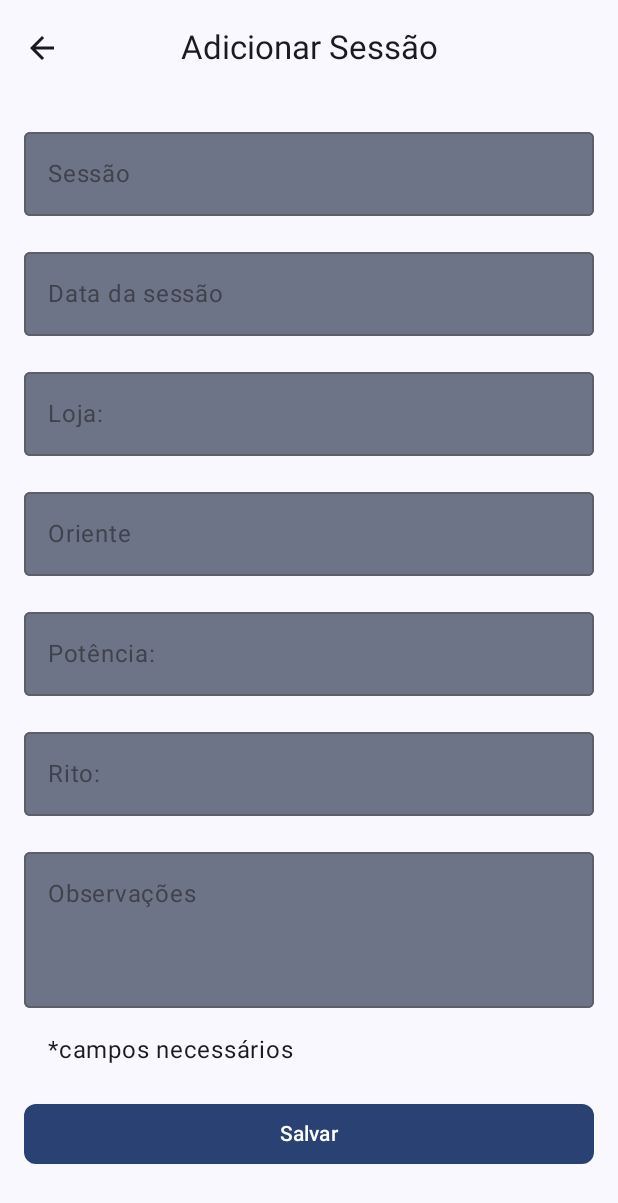
After one commit to Ladeia/CadernetaMaconica, an Android app built with Jetpack Compose: the SessionEntryScreen screen opened through its navigation route, on a phone screen of 412 x 824 dp. The commit adds this screen. Shown: the top 1203 px of the screen. Run offline under Robolectric (Android 15) with nearby library versions, the phone set to English and light mode, and no system bars.

Commit message:
adicionando página de inserção de sessão e navegação

```diff
--- a/app/src/main/java/com/antonioladeia/cadernetamaconica/ui/home/HomeScreen.kt
+++ b/app/src/main/java/com/antonioladeia/cadernetamaconica/ui/home/HomeScreen.kt
@@ -54,7 +54,7 @@ object HomeDestination : NavigationDestination {
 @OptIn(ExperimentalMaterial3Api::class)
 @Composable
 fun HomeScreen(
-//    navigateToItemEntry: () -> Unit,
+    navigateToItemEntry: () -> Unit,
 //    navigateToItemUpdate: (Int) -> Unit,
     modifier: Modifier = Modifier
 ) {
@@ -71,7 +71,7 @@ fun HomeScreen(
         },
         floatingActionButton = {
             FloatingActionButton(
-                onClick = { },
+                onClick = navigateToItemEntry,
                 shape = MaterialTheme.shapes.medium,
                 modifier = Modifier
                     .padding(
--- a/app/src/main/java/com/antonioladeia/cadernetamaconica/ui/navigation/CadernetaNavGraph.kt
+++ b/app/src/main/java/com/antonioladeia/cadernetamaconica/ui/navigation/CadernetaNavGraph.kt
@@ -9,6 +9,8 @@ import androidx.navigation.compose.composable
 import androidx.navigation.navArgument
 import com.antonioladeia.cadernetamaconica.ui.home.HomeDestination
 import com.antonioladeia.cadernetamaconica.ui.home.HomeScreen
+import com.antonioladeia.cadernetamaconica.ui.session.SessionEntryDestination
+import com.antonioladeia.cadernetamaconica.ui.session.SessionEntryScreen
 
 @Composable
 fun CadernetaNavHost(
@@ -22,18 +24,18 @@ fun CadernetaNavHost(
     ) {
         composable(route = HomeDestination.route) {
             HomeScreen(
-//                navigateToItemEntry = { navController.navigate(SessionEntryDestination.route) },
+                navigateToItemEntry = { navController.navigate(SessionEntryDestination.route) },
 //                navigateToItemUpdate = {
 //                    navController.navigate("${SessionDetailsDestination.route}/${it}")
 //                }
             )
         }
-//        composable(route = SessionEntryDestination.route) {
-//            ItemEntryScreen(
-//                navigateBack = { navController.popBackStack() },
-//                onNavigateUp = { navController.navigateUp() }
-//            )
-//        }
+        composable(route = SessionEntryDestination.route) {
+            SessionEntryScreen(
+                navigateBack = { navController.popBackStack() },
+                onNavigateUp = { navController.navigateUp() }
+            )
+        }
 //        composable(
 //            route = SessionDetailsDestination.routeWithArgs,
 //            arguments = listOf(navArgument(SessionDetailsDestination.itemIdArg) {
--- /dev/null
+++ b/app/src/main/java/com/antonioladeia/cadernetamaconica/ui/session/SessionEntryScreen.kt
@@ -0,0 +1,251 @@
+/*
+ * Copyright (C) 2023 The Android Open Source Project
+ *
+ * Licensed under the Apache License, Version 2.0 (the "License");
+ * you may not use this file except in compliance with the License.
+ * You may obtain a copy of the License at
+ *
+ *     https://www.apache.org/licenses/LICENSE-2.0
+ *
+ * Unless required by applicable law or agreed to in writing, software
+ * distributed under the License is distributed on an "AS IS" BASIS,
+ * WITHOUT WARRANTIES OR CONDITIONS OF ANY KIND, either express or implied.
+ * See the License for the specific language governing permissions and
+ * limitations under the License.
+ */
+
+package com.antonioladeia.cadernetamaconica.ui.session
+
+import androidx.compose.foundation.layout.Arrangement
+import androidx.compose.foundation.layout.Column
+import androidx.compose.foundation.layout.calculateEndPadding
+import androidx.compose.foundation.layout.calculateStartPadding
+import androidx.compose.foundation.layout.fillMaxWidth
+import androidx.compose.foundation.layout.padding
+import androidx.compose.foundation.rememberScrollState
+import androidx.compose.foundation.text.KeyboardOptions
+import androidx.compose.foundation.verticalScroll
+import androidx.compose.material3.Button
+import androidx.compose.material3.ExperimentalMaterial3Api
+import androidx.compose.material3.MaterialTheme
+import androidx.compose.material3.OutlinedTextField
+import androidx.compose.material3.OutlinedTextFieldDefaults
+import androidx.compose.material3.Scaffold
+import androidx.compose.material3.Text
+import androidx.compose.runtime.Composable
+import androidx.compose.runtime.rememberCoroutineScope
+import androidx.compose.ui.Modifier
+import androidx.compose.ui.platform.LocalLayoutDirection
+import androidx.compose.ui.res.dimensionResource
+import androidx.compose.ui.res.stringResource
+import androidx.compose.ui.text.input.KeyboardType
+import androidx.compose.ui.tooling.preview.Preview
+import androidx.lifecycle.viewmodel.compose.viewModel
+import com.antonioladeia.cadernetamaconica.CadernetaTopAppBar
+import com.antonioladeia.cadernetamaconica.R
+import com.antonioladeia.cadernetamaconica.data.SessionEntity
+import com.antonioladeia.cadernetamaconica.ui.navigation.NavigationDestination
+import com.antonioladeia.cadernetamaconica.ui.theme.CadernetaMaconicaTheme
+import kotlinx.coroutines.launch
+import java.time.LocalDate
+import java.util.Currency
+import java.util.Locale
+
+object SessionEntryDestination : NavigationDestination {
+    override val route = "session_entry"
+    override val titleRes = R.string.session_entry_title
+}
+
+@OptIn(ExperimentalMaterial3Api::class)
+@Composable
+fun SessionEntryScreen(
+    navigateBack: () -> Unit,
+    onNavigateUp: () -> Unit,
+    canNavigateBack: Boolean = true,
+) {
+    val coroutineScope = rememberCoroutineScope()
+    Scaffold(
+        topBar = {
+            CadernetaTopAppBar(
+                title = stringResource(SessionEntryDestination.titleRes),
+                canNavigateBack = canNavigateBack,
+                navigateUp = onNavigateUp
+            )
+        }
+    ) { innerPadding ->
+        SessionEntryBody(
+            onItemValueChange = {},
+            onSaveClick = {
+                coroutineScope.launch {
+                    navigateBack()
+                }
+            },
+            modifier = Modifier
+                .padding(
+                    start = innerPadding.calculateStartPadding(LocalLayoutDirection.current),
+                    top = innerPadding.calculateTopPadding(),
+                    end = innerPadding.calculateEndPadding(LocalLayoutDirection.current),
+                )
+                .verticalScroll(rememberScrollState())
+                .fillMaxWidth()
+        )
+    }
+}
+
+data class SessionDetails(
+    val id: Int = 0,
+    val dataSessao: String = "",
+    val sessao: String = "",
+    val loja: String = "",
+    val oriente: String = "",
+    val potencia: String = "",
+    val rito: String = "",
+    val observacoes: String = ""
+
+)
+@Composable
+fun SessionEntryBody(
+    onItemValueChange: (SessionDetails) -> Unit,
+    onSaveClick: () -> Unit,
+    modifier: Modifier = Modifier
+) {
+    Column(
+        modifier = modifier.padding(dimensionResource(id = R.dimen.padding_medium)),
+        verticalArrangement = Arrangement.spacedBy(dimensionResource(id = R.dimen.padding_large))
+    ) {
+        ItemInputForm(
+            sessionDetails = SessionDetails(),
+            onValueChange = onItemValueChange,
+            modifier = Modifier.fillMaxWidth()
+        )
+        Button(
+            onClick = onSaveClick,
+            enabled = true,
+            shape = MaterialTheme.shapes.small,
+            modifier = Modifier.fillMaxWidth()
+        ) {
+            Text(text = stringResource(R.string.save_action))
+        }
+    }
+}
+
+@Composable
+fun ItemInputForm(
+    sessionDetails: SessionDetails,
+    modifier: Modifier = Modifier,
+    onValueChange: (SessionDetails) -> Unit = {},
+    enabled: Boolean = true
+) {
+    Column(
+        modifier = modifier,
+        verticalArrangement = Arrangement.spacedBy(dimensionResource(id = R.dimen.padding_medium))
+    ) {
+        OutlinedTextField(
+            value = sessionDetails.sessao,
+            onValueChange = { onValueChange(sessionDetails.copy(sessao = it)) },
+            label = { Text(stringResource(R.string.session)) },
+            colors = OutlinedTextFieldDefaults.colors(
+                focusedContainerColor = MaterialTheme.colorScheme.secondaryContainer,
+                unfocusedContainerColor = MaterialTheme.colorScheme.secondaryContainer,
+                disabledContainerColor = MaterialTheme.colorScheme.secondaryContainer,
+            ),
+            modifier = Modifier.fillMaxWidth(),
+            enabled = enabled,
+            singleLine = true
+        )
+        OutlinedTextField(
+            value = sessionDetails.dataSessao,
+            onValueChange = { onValueChange(sessionDetails.copy(dataSessao = it)) },
+            label = { Text(stringResource(R.string.data_sessao)) },
+            colors = OutlinedTextFieldDefaults.colors(
+                focusedContainerColor = MaterialTheme.colorScheme.secondaryContainer,
+                unfocusedContainerColor = MaterialTheme.colorScheme.secondaryContainer,
+                disabledContainerColor = MaterialTheme.colorScheme.secondaryContainer,
+            ),
+            modifier = Modifier.fillMaxWidth(),
+            enabled = enabled,
+            singleLine = true
+        )
+        OutlinedTextField(
+            value = sessionDetails.loja,
+            onValueChange = { onValueChange(sessionDetails.copy(loja = it)) },
+            label = { Text(stringResource(R.string.loja)) },
+            colors = OutlinedTextFieldDefaults.colors(
+                focusedContainerColor = MaterialTheme.colorScheme.secondaryContainer,
+                unfocusedContainerColor = MaterialTheme.colorScheme.secondaryContainer,
+                disabledContainerColor = MaterialTheme.colorScheme.secondaryContainer,
+            ),
+            modifier = Modifier.fillMaxWidth(),
+            enabled = enabled,
+            singleLine = true
+        )
+        OutlinedTextField(
+            value = sessionDetails.oriente,
+            onValueChange = { onValueChange(sessionDetails.copy(oriente = it)) },
+            label = { Text(stringResource(R.string.oriente)) },
+            colors = OutlinedTextFieldDefaults.colors(
+                focusedContainerColor = MaterialTheme.colorScheme.secondaryContainer,
+                unfocusedContainerColor = MaterialTheme.colorScheme.secondaryContainer,
+                disabledContainerColor = MaterialTheme.colorScheme.secondaryContainer,
+            ),
+            modifier = Modifier.fillMaxWidth(),
+            enabled = enabled,
+            singleLine = true
+        )
+        OutlinedTextField(
+            value = sessionDetails.potencia,
+            onValueChange = { onValueChange(sessionDetails.copy(potencia = it)) },
+            label = { Text(stringResource(R.string.potencia)) },
+            colors = OutlinedTextFieldDefaults.colors(
+                focusedContainerColor = MaterialTheme.colorScheme.secondaryContainer,
+                unfocusedContainerColor = MaterialTheme.colorScheme.secondaryContainer,
+                disabledContainerColor = MaterialTheme.colorScheme.secondaryContainer,
+            ),
+            modifier = Modifier.fillMaxWidth(),
+            enabled = enabled,
+            singleLine = true
+        )
+        OutlinedTextField(
+            value = sessionDetails.rito,
+            onValueChange = { onValueChange(sessionDetails.copy(rito = it)) },
+            label = { Text(stringResource(R.string.rito)) },
+            colors = OutlinedTextFieldDefaults.colors(
+                focusedContainerColor = MaterialTheme.colorScheme.secondaryContainer,
+                unfocusedContainerColor = MaterialTheme.colorScheme.secondaryContainer,
+                disabledContainerColor = MaterialTheme.colorScheme.secondaryContainer,
+            ),
+            modifier = Modifier.fillMaxWidth(),
+            enabled = enabled,
+            singleLine = true
+        )
+        OutlinedTextField(
+            value = sessionDetails.observacoes,
+            onValueChange = { onValueChange(sessionDetails.copy(observacoes = it)) },
+            label = { Text(stringResource(R.string.observacoes)) },
+            colors = OutlinedTextFieldDefaults.colors(
+                focusedContainerColor = MaterialTheme.colorScheme.secondaryContainer,
+                unfocusedContainerColor = MaterialTheme.colorScheme.secondaryContainer,
+                disabledContainerColor = MaterialTheme.colorScheme.secondaryContainer,
+            ),
+            modifier = Modifier.fillMaxWidth(),
+            enabled = enabled,
+            singleLine = false,
+            minLines = 3,
+            maxLines = 3,
+        )
+        if (enabled) {
+            Text(
+                text = stringResource(R.string.required_fields),
+                modifier = Modifier.padding(start = dimensionResource(id = R.dimen.padding_medium))
+            )
+        }
+    }
+}
+
+@Preview(showBackground = true)
+@Composable
+private fun ItemEntryScreenPreview() {
+    CadernetaMaconicaTheme {
+        SessionEntryBody(onItemValueChange = {}, onSaveClick = {})
+    }
+}
```
